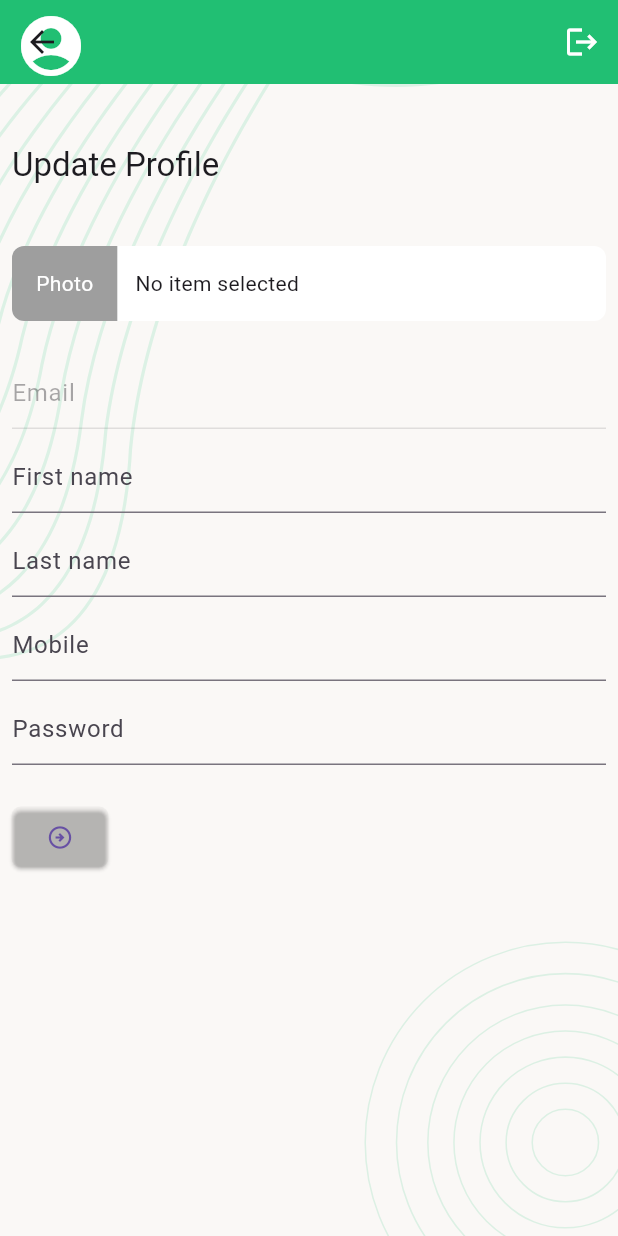
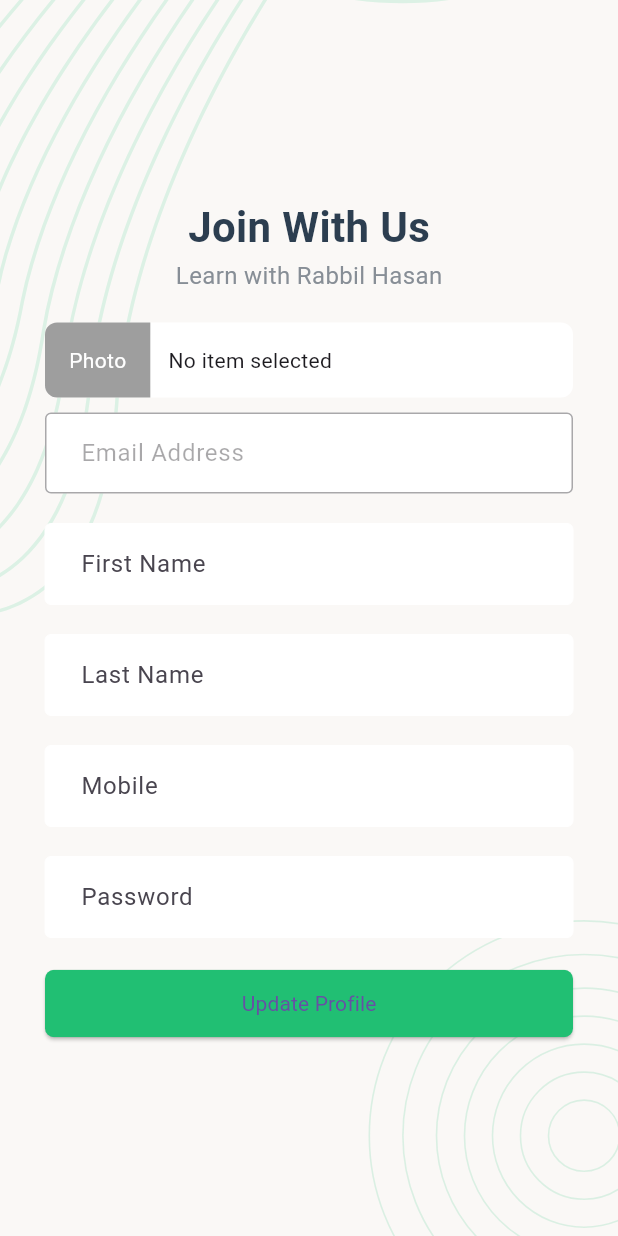
Before and after one commit to ranasheikh6424/taskMangerwithgetx, a Flutter app: the UpdateProfileScreen screen opened by its route, after a tap on "Photo", on a phone screen of 412 x 824 dp. Run offline on Flutter 3.47's test engine with Material 3 defaults, Android fonts, the phone set to English and light mode, and no system bars; our stand-ins replace flutter_svg, fluttertoast, image_picker, pin_code_fields, shared_preferences; accounts and stored records are empty; network calls fail; Roboto replaces fonts that are missing (poppins); statements that could not run were skipped; key blocks and very long unbroken strings in the code were emptied for the run.

Commit message:
profile upadte here code

```diff
--- a/lib/component/TaskAppBar.dart
+++ b/lib/component/TaskAppBar.dart
@@ -1,16 +1,29 @@
 import 'dart:typed_data';
+import 'dart:convert'; // Import for base64 decoding
 import 'package:flutter/material.dart';
 import 'package:taskmanager/style/style.dart';
 import 'package:taskmanager/utility/utility.dart';
 
-AppBar TaskAppBar(BuildContext context, Map<String, String> FormValues) {
+AppBar TaskAppBar(BuildContext context, Map<String, dynamic> FormValues) {
   Uint8List? profileImage;
-  if (FormValues['photo'] != null && FormValues['photo']!.isNotEmpty) {
+
+  if (FormValues['photo'] != null) {
     try {
-      profileImage = ShowBase64Image(
-          FormValues['photo']); // Ensure `photo` is valid base64.
+      if (FormValues['photo'] is Uint8List) {
+        profileImage = FormValues[
+            'photo']; // Direct assignment if it's already a byte array
+      } else if (FormValues['photo'] is String) {
+        // Check if it's a base64 string before decoding
+        try {
+          profileImage = base64Decode(FormValues['photo']);
+        } catch (e) {
+          print("Error decoding base64 image: $e");
+          profileImage = null; // Handle decoding errors gracefully
+        }
+      }
     } catch (e) {
-      profileImage = null; // Fallback in case of invalid base64.
+      print("Error processing image: $e");
+      profileImage = null;
     }
   }
 
@@ -20,39 +33,36 @@ AppBar TaskAppBar(BuildContext context, Map<String, String> FormValues) {
       margin: const EdgeInsets.fromLTRB(10, 5, 10, 0),
       child: Row(
         children: [
+          // Display the profile image or default avatar
           CircleAvatar(
-            backgroundColor: Colors.transparent,
-            radius: 24,
-            child: ClipOval(
-              child: profileImage != null
-                  ? Image.memory(
-                      profileImage,
-                      fit: BoxFit.cover,
-                      width: 48,
-                      height: 48,
-                    )
-                  : const Icon(
-                      Icons.account_circle,
-                      size: 48,
-                      color: colorWhite,
-                    ),
-            ),
+            backgroundColor: Colors.grey[300],
+            backgroundImage: profileImage != null
+                ? MemoryImage(profileImage)
+                    as ImageProvider // Use decoded image bytes if available
+                : (FormValues['photo'] != null &&
+                        FormValues['photo'].startsWith("http")
+                    ? NetworkImage(FormValues[
+                        'photo']) // If it's a URL, show the network image
+                    : const AssetImage("assets/default_avatar.png")
+                        as ImageProvider),
           ),
           const SizedBox(width: 10),
           GestureDetector(
             onTap: () {
-              Navigator.pushNamed(context, '/updateProfile');
+              Navigator.pushNamed(context, '/update-profile-screen');
             },
             child: Column(
               mainAxisAlignment: MainAxisAlignment.center,
               crossAxisAlignment: CrossAxisAlignment.start,
               children: [
+                // Display first name and last name
                 Text(
                   '${FormValues['firstName'] ?? 'First Name'} ${FormValues['lastName'] ?? 'Last Name'}',
                   style: Head7Text(colorWhite),
                   maxLines: 1,
                   overflow: TextOverflow.ellipsis,
                 ),
+                // Display email
                 Text(
                   FormValues['email'] ?? 'Email not provided',
                   style: Head9Text(colorWhite),
--- a/lib/component/newTaskList.dart
+++ b/lib/component/newTaskList.dart
@@ -137,7 +137,7 @@ class _NewTaskListState extends State<NewTaskList> {
     });
 
     return filteredCounts.isEmpty
-        ? Center(child: Text("No task counts available !...."))
+        ? const Center(child: Text("No task counts available !...."))
         : ListView.builder(
             scrollDirection: Axis.horizontal,
             itemCount: filteredCounts.length,
@@ -159,7 +159,7 @@ class _NewTaskListState extends State<NewTaskList> {
                     mainAxisAlignment: MainAxisAlignment.center,
                     children: [
                       Text(count.sum.toString(),
-                          style: TextStyle(
+                          style: const TextStyle(
                               fontSize: 28,
                               fontWeight: FontWeight.bold,
                               color: Colors.white)),
--- a/lib/main.dart
+++ b/lib/main.dart
@@ -33,7 +33,7 @@ class MyApp extends StatelessWidget {
         '/pinVerification': (context) => const pinVerificationScreen(),
         '/setPassword': (context) => const setPasswordScreen(),
         '/taskCreate': (context) => const taskCreateScreen(),
-        '/updateProfile': (context) => const UpdateProfileScreen(),
+        '/update-profile-screen': (context) => const UpdateProfileScreen(),
       },
     );
   }
--- a/lib/screen/profile/profileUpdateScreen.dart
+++ b/lib/screen/profile/profileUpdateScreen.dart
@@ -1,21 +1,26 @@
 import 'dart:convert';
 import 'package:flutter/material.dart';
 import 'package:image_picker/image_picker.dart';
-import 'package:taskmanager/Style/Style.dart';
-import 'package:taskmanager/component/TaskAppBar.dart';
 import '../../api/apiClient.dart';
-
+import '../../style/style.dart';
+// profile update screen section here.........
 class UpdateProfileScreen extends StatefulWidget {
   const UpdateProfileScreen({Key? key}) : super(key: key);
-  static const String name = '/update-profile-screen';
-
   @override
   State<UpdateProfileScreen> createState() => _UpdateProfileScreenState();
 }
 
 class _UpdateProfileScreenState extends State<UpdateProfileScreen> {
-  final GlobalKey<FormState> _formKey = GlobalKey<FormState>();
-  Map<String, String> formValues = {
+  XFile? _pickedImage;
+  bool loading = false;
+
+  final TextEditingController emailController = TextEditingController();
+  final TextEditingController firstNameController = TextEditingController();
+  final TextEditingController lastNameController = TextEditingController();
+  final TextEditingController mobileController = TextEditingController();
+  final TextEditingController passwordController = TextEditingController();
+
+  Map<String, dynamic> formValues = {
     "email": "",
     "firstName": "",
     "lastName": "",
@@ -23,90 +28,151 @@ class _UpdateProfileScreenState extends State<UpdateProfileScreen> {
     "password": "",
     "photo": "",
   };
-  XFile? _pickedImage;
-  bool _updateProfileInProgress = false;
-
-  TextEditingController _emailController = TextEditingController();
-  TextEditingController _firstNameController = TextEditingController();
-  TextEditingController _lastNameController = TextEditingController();
-  TextEditingController _mobileController = TextEditingController();
-  TextEditingController _passwordController = TextEditingController();
 
   @override
-  void dispose() {
-    _emailController.dispose();
-    _firstNameController.dispose();
-    _lastNameController.dispose();
-    _mobileController.dispose();
-    _passwordController.dispose();
-    super.dispose();
+  void initState() {
+    super.initState();
+    _loadUserData();
   }
 
-  void _onFormChanged() {
+  Future<void> _loadUserData() async {
+    String email = await ReadUserData('email') ?? '';
+    String firstName = await ReadUserData('firstName') ?? '';
+    String lastName = await ReadUserData('lastName') ?? '';
+    String mobile = await ReadUserData('mobile') ?? '';
+
     setState(() {
-      formValues['email'] = _emailController.text;
-      formValues['firstName'] = _firstNameController.text;
-      formValues['lastName'] = _lastNameController.text;
-      formValues['mobile'] = _mobileController.text;
-      formValues['password'] = _passwordController.text;
+      formValues['email'] = email;
+      formValues['firstName'] = firstName;
+      formValues['lastName'] = lastName;
+      formValues['mobile'] = mobile;
+
+      emailController.text = email;
+      firstNameController.text = firstName;
+      lastNameController.text = lastName;
+      mobileController.text = mobile;
     });
   }
 
-  Future<void> _updateProfile() async {
-    if (!_formKey.currentState!.validate()) {
+  Future<void> FormOnSubmit() async {
+    if (emailController.text.isEmpty) {
+      ErrorToast('Email Required!');
+      return;
+    } else if (firstNameController.text.isEmpty) {
+      ErrorToast('First Name Required!');
+      return;
+    } else if (lastNameController.text.isEmpty) {
+      ErrorToast('Last Name Required!');
+      return;
+    } else if (mobileController.text.isEmpty) {
+      ErrorToast('Mobile No Required!');
       return;
     }
 
-    setState(() {
-      _updateProfileInProgress = true;
-    });
-
-    Map<String, dynamic> FormValues = {
-      "email": formValues['email'],
-      "firstName": formValues['firstName'],
-      "lastName": formValues['lastName'],
-      "mobile": formValues['mobile'],
-    };
+    formValues['email'] = emailController.text;
+    formValues['firstName'] = firstNameController.text;
+    formValues['lastName'] = lastNameController.text;
+    formValues['mobile'] = mobileController.text;
+    formValues['password'] = passwordController.text;
 
     if (_pickedImage != null) {
       List<int> imageBytes = await _pickedImage!.readAsBytes();
-      FormValues['photo'] = base64Encode(imageBytes);
+      String encodedImage = base64Encode(imageBytes);
+      formValues['photo'] = encodedImage;
     }
 
-    // Update the password only if it's not empty
-    if (formValues['password']?.isNotEmpty ?? false) {
-      FormValues['password'] = formValues['password'];
+    if (formValues['password']!.isEmpty) {
+      formValues.remove('password');
     }
 
-    try {
-      final response = await ProfileUpdateRequest(FormValues);
     setState(() {
-        _updateProfileInProgress = false;
+      loading = true;
     });
 
-      if (response.isEmpty) {
-        // Pass updated data back to the previous screen
-        Navigator.pop(context, FormValues); // Return the updated data
+    bool res = await ProfileUpdateRequest(formValues);
+
+    setState(() {
+      loading = false;
+    });
+
+    if (res == true) {
+      SuccessToast('Profile Updated Successfully');
+      Navigator.pop(context);
     } else {
-        ErrorToast("Request Error");
-      }
-    } catch (e) {
-      setState(() {
-        _updateProfileInProgress = false;
-      });
-      ErrorToast("Error occurred while updating the profile");
+      ErrorToast('Update Failed');
     }
   }
 
-  Widget buildContainerPhotoPicker() {
+  @override
+  Widget build(BuildContext context) {
+    return Scaffold(
+      body: Stack(
+        children: [
+          ScreenBackground(context),
+          Container(
+            alignment: Alignment.center,
+            child: SingleChildScrollView(
+              child: loading
+                  ? const Center(child: CircularProgressIndicator())
+                  : Container(
+                      padding: const EdgeInsets.all(30),
+                      child: Column(
+                        mainAxisAlignment: MainAxisAlignment.center,
+                        crossAxisAlignment: CrossAxisAlignment.center,
+                        children: [
+                          Text("Join With Us", style: Head1Text(colorDarkBlue)),
+                          const SizedBox(height: 1),
+                          Text("Learn with Rabbil Hasan",
+                              style: Head6Text(colorLightGray)),
+                          const SizedBox(height: 20),
+                          _buildPhotoPicker(),
+                          const SizedBox(height: 10),
+                          _buildTextField("Email Address", emailController,
+                              enabled: false),
+                          const SizedBox(height: 20),
+                          _buildTextField("First Name", firstNameController),
+                          const SizedBox(height: 20),
+                          _buildTextField("Last Name", lastNameController),
+                          const SizedBox(height: 20),
+                          _buildTextField("Mobile", mobileController),
+                          const SizedBox(height: 20),
+                          _buildTextField("Password", passwordController,
+                              obscureText: true),
+                          const SizedBox(height: 20),
+                          Container(
+                            child: ElevatedButton(
+                              style: AppButtonStyle(),
+                              onPressed: FormOnSubmit,
+                              child: SuccessButtonChild('Update Profile'),
+                            ),
+                          )
+                        ],
+                      ),
+                    ),
+            ),
+          )
+        ],
+      ),
+    );
+  }
+
+  Widget _buildTextField(String label, TextEditingController controller,
+      {bool obscureText = false, bool enabled = true}) {
+    return TextFormField(
+      controller: controller,
+      obscureText: obscureText,
+      enabled: enabled,
+      decoration: AppInputDecoration(label),
+    );
+  }
+
+  Widget _buildPhotoPicker() {
     return GestureDetector(
       onTap: _pickImage,
       child: Container(
         height: 50,
         decoration: BoxDecoration(
-          color: Colors.white,
-          borderRadius: BorderRadius.circular(8),
-        ),
+            color: Colors.white, borderRadius: BorderRadius.circular(8)),
         child: Row(
           children: [
             Container(
@@ -116,19 +182,13 @@ class _UpdateProfileScreenState extends State<UpdateProfileScreen> {
                   color: Colors.grey,
                   borderRadius: BorderRadius.only(
                       topLeft: Radius.circular(8),
-                    bottomLeft: Radius.circular(8)),
-              ),
+                      bottomLeft: Radius.circular(8))),
               alignment: Alignment.center,
-              child: const Text(
-                "Photo",
-                style: TextStyle(color: Colors.white),
-              ),
+              child: const Text('Photo', style: TextStyle(color: Colors.white)),
             ),
             const SizedBox(width: 12),
-            Text(
-              _pickedImage == null ? 'No item selected' : _pickedImage!.name,
-              maxLines: 1,
-            ),
+            Text(_pickedImage == null ? 'No item selected' : _pickedImage!.name,
+                maxLines: 1),
           ],
         ),
       ),
@@ -144,93 +204,4 @@ class _UpdateProfileScreenState extends State<UpdateProfileScreen> {
       });
     }
   }
-
-  @override
-  Widget build(BuildContext context) {
-    final textTheme = Theme.of(context).textTheme;
-
-    return Scaffold(
-      appBar: TaskAppBar(context, formValues),
-      body: Stack(
-        children: [
-          ScreenBackground(context),
-          SingleChildScrollView(
-            child: Padding(
-              padding: const EdgeInsets.all(8.0),
-              child: Form(
-                key: _formKey,
-                onChanged: _onFormChanged,
-                child: Column(
-                  crossAxisAlignment: CrossAxisAlignment.start,
-                  children: [
-                    const SizedBox(height: 32),
-                    Text('Update Profile', style: textTheme.titleLarge),
-                    const SizedBox(height: 40),
-                    buildContainerPhotoPicker(),
-                    const SizedBox(height: 24),
-                    TextFormField(
-                      controller: _emailController,
-                      enabled: false,
-                      keyboardType: TextInputType.emailAddress,
-                      decoration: const InputDecoration(hintText: 'Email'),
-                    ),
-                    const SizedBox(height: 8),
-                    TextFormField(
-                      controller: _firstNameController,
-                      validator: (value) {
-                        if (value?.trim().isEmpty ?? true) {
-                          return "Enter your First name";
 }
-                        return null;
-                      },
-                      decoration: const InputDecoration(hintText: 'First name'),
-                    ),
-                    const SizedBox(height: 8),
-                    TextFormField(
-                      controller: _lastNameController,
-                      validator: (value) {
-                        if (value?.trim().isEmpty ?? true) {
-                          return "Enter your last name";
-                        }
-                        return null;
-                      },
-                      decoration: const InputDecoration(hintText: 'Last name'),
-                    ),
-                    const SizedBox(height: 8),
-                    TextFormField(
-                      controller: _mobileController,
-                      validator: (value) {
-                        if (value?.trim().isEmpty ?? true) {
-                          return "Enter your phone number";
-                        }
-                        return null;
-                      },
-                      keyboardType: TextInputType.phone,
-                      decoration: const InputDecoration(hintText: 'Mobile'),
-                    ),
-                    const SizedBox(height: 8),
-                    TextFormField(
-                      controller: _passwordController,
-                      obscureText: true,
-                      decoration: const InputDecoration(hintText: 'Password'),
-                    ),
-                    const SizedBox(height: 24),
-                    Visibility(
-                      visible: !_updateProfileInProgress,
-                      replacement: const CircularProgressIndicator(),
-                      child: ElevatedButton(
-                        style: AppButtonStyle(),
-                        onPressed: _updateProfile,
-                        child: const Icon(Icons.arrow_circle_right_outlined),
-                      ),
-                    ),
-                  ],
-                ),
-              ),
-            ),
-          ),
-        ],
-      ),
-    );
-  }
-}
```
Also changed, not shown: lib/api/apiClient.dart (+6 -9 lines), pubspec.lock, 388 other files. Lines whose indentation alone changed are shown as unchanged.
